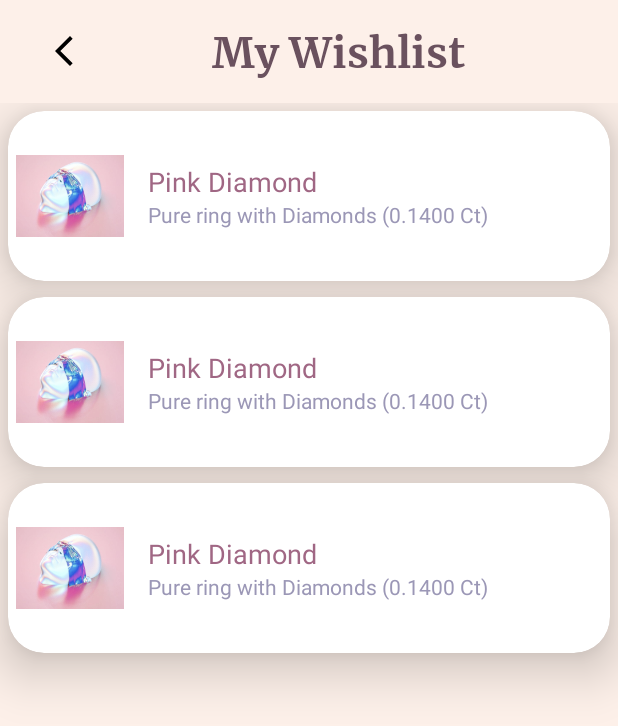
After one commit to earlfunk21/JewelEase, an Android app: the layout activity_wishlist.xml on its own in the app's theme, with its tools: preview values and no code run, on a phone screen of 412 x 824 dp. The commit adds this screen. Shown: the top 726 px of the screen. Run offline under Robolectric (Android 15) with nearby library versions, the phone set to English and light mode, and no system bars; Roboto replaces fonts that are not available here.

Commit message:
Adding Wishlist activity and functionality

```diff
--- a/app/src/main/java/com/shopnow/jewelease/activities/MainActivity.java
+++ b/app/src/main/java/com/shopnow/jewelease/activities/MainActivity.java
@@ -92,4 +92,9 @@ public class MainActivity extends AppCompatActivity {
         Intent intent = new Intent(MainActivity.this, ProfileActivity.class);
         startActivity(intent);
     }
+
+    public void openWishlistActivity(View view) {
+        Intent intent = new Intent(MainActivity.this, WishlistActivity.class);
+        startActivity(intent);
+    }
 }
--- a/app/src/main/java/com/shopnow/jewelease/database/dao/UserDao.java
+++ b/app/src/main/java/com/shopnow/jewelease/database/dao/UserDao.java
@@ -21,4 +21,7 @@ public interface UserDao {
 
     @Query("SELECT * FROM User")
     List<User> getUsers();
+
+    @Query("SELECT * FROM User WHERE id = :id")
+    User getUserById(long id);
 }
--- a/app/src/main/java/com/shopnow/jewelease/database/dao/WishlistDao.java
+++ b/app/src/main/java/com/shopnow/jewelease/database/dao/WishlistDao.java
@@ -20,4 +20,7 @@ public interface WishlistDao {
 
     @Query("SELECT * FROM Wishlist WHERE userId = :userId")
     List<Wishlist> getWishlistByUserId(long userId);
+
+    @Query("SELECT * FROM Wishlist WHERE userId = :userId AND productId = :productId")
+    Wishlist getWishlistByUserIdAndProductId(long userId, long productId);
 }
--- a/app/src/main/res/layout/activity_main.xml
+++ b/app/src/main/res/layout/activity_main.xml
@@ -104,7 +104,8 @@
                 android:layout_width="wrap_content"
                 android:layout_height="wrap_content"
                 android:background="@color/transparent"
-                android:src="@drawable/heart" />
+                android:src="@drawable/heart"
+                android:onClick="openWishlistActivity"/>
 
             <Space
                 android:layout_width="71dp"
--- /dev/null
+++ b/app/src/main/res/layout/activity_wishlist.xml
@@ -0,0 +1,46 @@
+<?xml version="1.0" encoding="utf-8"?>
+<LinearLayout xmlns:android="http://schemas.android.com/apk/res/android"
+    xmlns:app="http://schemas.android.com/apk/res-auto"
+    xmlns:tools="http://schemas.android.com/tools"
+    android:layout_width="match_parent"
+    android:layout_height="match_parent"
+    android:orientation="vertical"
+    tools:context=".activities.WishlistActivity"
+    android:background="@color/background">
+
+    <LinearLayout
+        android:layout_width="match_parent"
+        android:layout_height="wrap_content"
+        android:gravity="center"
+        android:padding="15dp">
+
+        <ImageButton
+            android:layout_marginStart="15dp"
+            android:layout_width="wrap_content"
+            android:layout_height="wrap_content"
+            android:background="@color/transparent"
+            android:src="@drawable/baseline_arrow_back_ios_new_24"
+            android:onClick="backActivity"/>
+
+        <TextView
+            android:id="@+id/tv_product_name1"
+            android:layout_width="0dp"
+            android:layout_weight="1"
+            android:layout_height="wrap_content"
+            android:layout_gravity="center"
+            android:gravity="center"
+            android:text="My Wishlist"
+            android:textSize="28sp"
+            android:fontFamily="@font/merriweather_bold"
+            android:textColor="@color/pinkDark"/>
+
+    </LinearLayout>
+
+    <androidx.recyclerview.widget.RecyclerView
+        android:id="@+id/wishlist_item_rv"
+        android:layout_width="match_parent"
+        android:layout_height="match_parent"
+        app:layoutManager="androidx.recyclerview.widget.LinearLayoutManager"
+        tools:listitem="@layout/wishlist_item"/>
+
+</LinearLayout>
--- /dev/null
+++ b/app/src/main/res/layout/wishlist_item.xml
@@ -0,0 +1,68 @@
+<?xml version="1.0" encoding="utf-8"?>
+<androidx.cardview.widget.CardView xmlns:android="http://schemas.android.com/apk/res/android"
+    xmlns:app="http://schemas.android.com/apk/res-auto"
+    xmlns:tools="http://schemas.android.com/tools"
+    android:id="@+id/product_view2_wishlist"
+    android:layout_width="match_parent"
+    android:layout_height="113dp"
+    android:layout_margin="5dp"
+    android:clickable="true"
+    android:focusable="true"
+    android:foreground="?attr/selectableItemBackground"
+    app:cardBackgroundColor="@color/white"
+    app:cardCornerRadius="24dp"
+    app:cardElevation="20dp"
+    app:cardMaxElevation="12dp">
+
+    <LinearLayout
+        android:layout_width="match_parent"
+        android:layout_height="match_parent"
+        android:layout_marginStart="5dp"
+        android:gravity="center_vertical">
+
+        <ImageView
+            android:id="@+id/iv_product_thumbnail2_wishlist"
+            android:layout_width="72dp"
+            android:layout_height="72dp"
+            tools:src="@drawable/image_26" />
+
+        <Space
+            android:layout_width="16dp"
+            android:layout_height="wrap_content" />
+
+        <LinearLayout
+            android:layout_width="0dp"
+            android:layout_height="match_parent"
+            android:layout_weight="1"
+            android:gravity="center_vertical"
+            android:orientation="vertical">
+
+            <LinearLayout
+                android:layout_width="wrap_content"
+                android:layout_height="wrap_content"
+                android:orientation="horizontal">
+
+                <TextView
+                    android:id="@+id/tv_product_name2_wishlist"
+                    android:layout_width="wrap_content"
+                    android:layout_height="wrap_content"
+                    android:layout_marginEnd="10dp"
+                    android:textColor="@color/pink"
+                    android:textSize="18sp"
+                    tools:text="Pink Diamond" />
+
+            </LinearLayout>
+
+            <TextView
+                android:id="@+id/tv_product_description2_wishlist"
+                android:layout_width="match_parent"
+                android:layout_height="wrap_content"
+                android:textColor="@color/purple"
+                tools:text="Pure ring with Diamonds (0.1400 Ct)" />
+
+
+        </LinearLayout>
+    </LinearLayout>
+
+
+</androidx.cardview.widget.CardView>
```
Also changed, not shown: app/src/main/AndroidManifest.xml (+6 -3 lines), app/src/main/java/com/shopnow/jewelease/activities/ProductDetailActivity.java (+23 -3 lines), app/src/main/java/com/shopnow/jewelease/activities/WishlistActivity.java (added, +56 -0 lines), app/src/main/res/layout/activity_product_detail.xml (+7 -4 lines), app/src/main/res/drawable/heart_filled.png (added).
